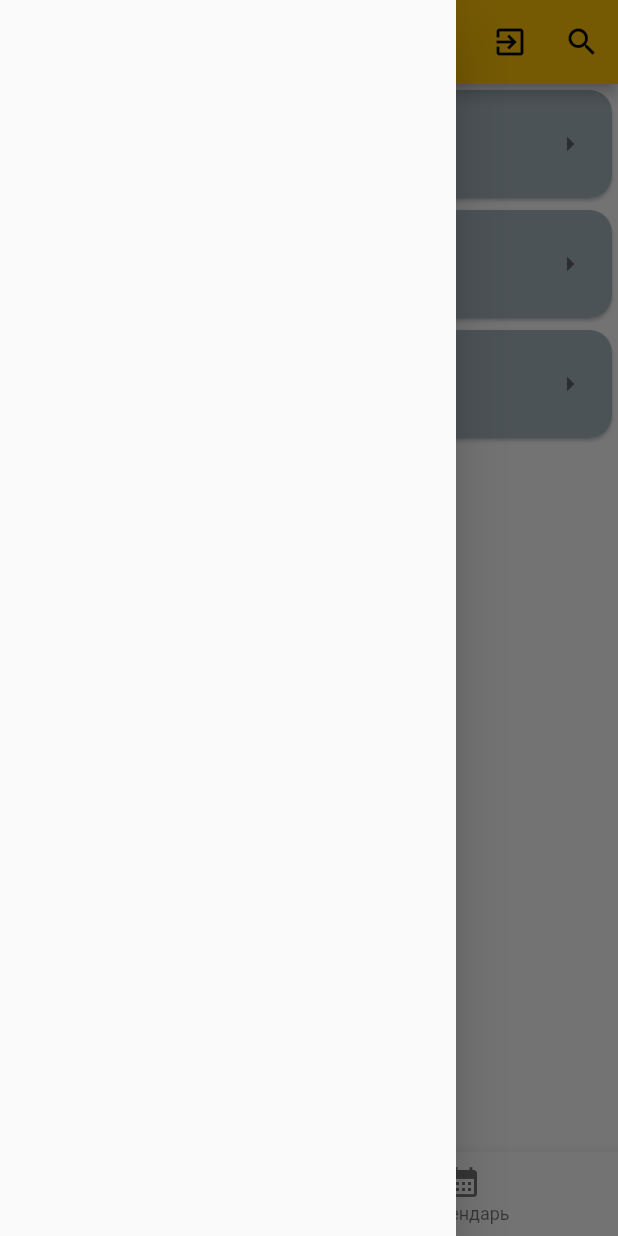
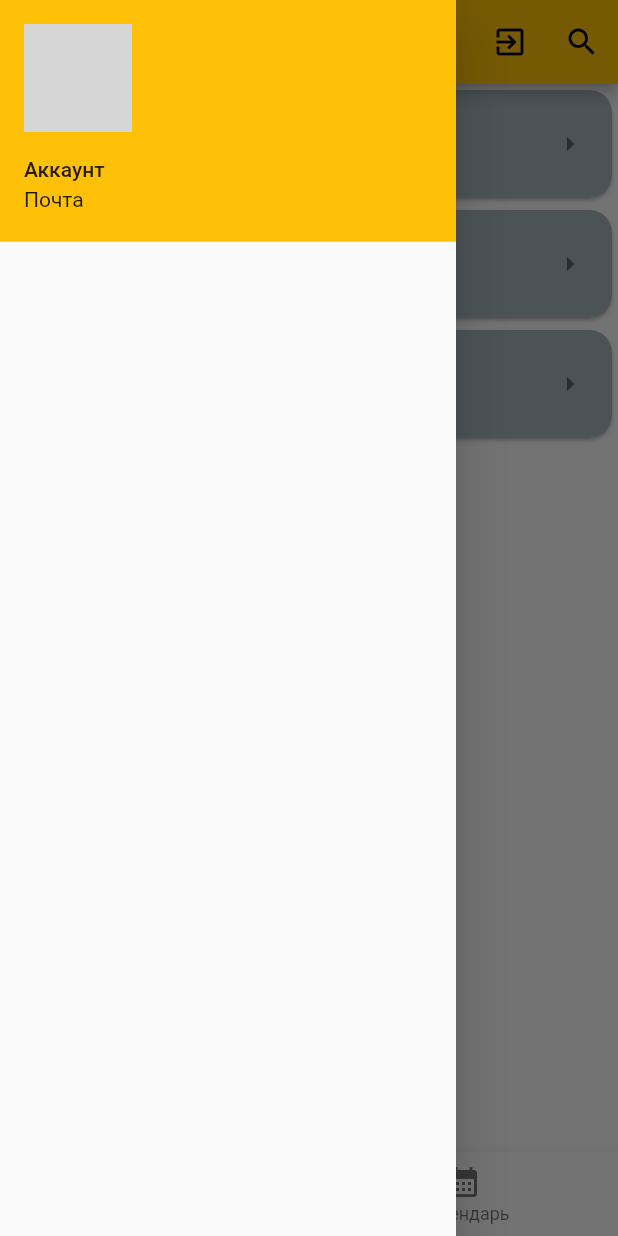
Before and after one commit to riazonbin/flutter_class_work, a Flutter app: the HomePage screen opened by its route, with the side drawer open, on a phone screen of 412 x 824 dp. Run offline on Flutter 3.47's test engine with Material 2 defaults, Android fonts, the light colour scheme and no system bars; network calls fail; grey boxes are pictures that could not be loaded.

Commit message:
added drawer

```diff
--- a/lib/home.dart
+++ b/lib/home.dart
@@ -1,4 +1,5 @@
 import 'package:flutter/material.dart';
+import 'package:flutter_class_work/pages/drawer.dart';
 import 'package:flutter_class_work/pagesForHomePage/calendar.dart';
 import 'package:flutter_class_work/pagesForHomePage/deals.dart';
 
@@ -64,7 +65,7 @@ class _HomePageState extends State<HomePage> {
 
     return Scaffold(
       appBar: isSearching ? searchAppBar : defaultAppBar,
-      drawer: const Drawer(),
+      drawer: const DrawerHomeMenu(),
       bottomNavigationBar: BottomNavigationBar(
           items: const [
             BottomNavigationBarItem(
--- /dev/null
+++ b/lib/pages/drawer.dart
@@ -0,0 +1,18 @@
+import 'package:flutter/material.dart';
+
+class DrawerHomeMenu extends StatelessWidget {
+  const DrawerHomeMenu({super.key});
+
+  @override
+  Widget build(BuildContext context) {
+    return Drawer(
+      child: ListView(
+        children:  const [
+          UserAccountsDrawerHeader(
+              accountName: Text("Аккаунт"), accountEmail: Text("Почта"),
+              currentAccountPicture: CircleAvatar(backgroundImage: NetworkImage('https://i.mycdn.me/i?r=AzEPZsRbOZEKgBhR0XGMT1RkjL46s7_3ICJVs2fH4uuqCaaKTM5SRkZCeTgDn6uOyic')),)
+        ],
+      ),
+    );
+  }
+}
```
